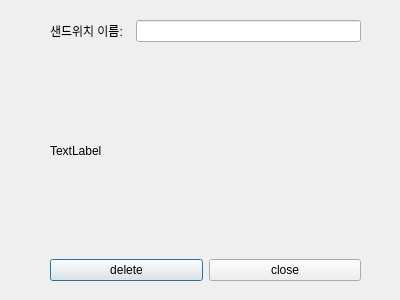
This is kubway_real/Kubway/manage_delete.ui in leejewon97/Kubway as Qt 5 draws it before an edit. The edited form follows.
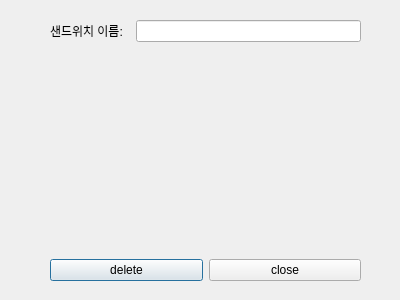
This is the edited form.

What changed in the file:
```diff
--- a/kubway_real/Kubway/manage_delete.ui
+++ b/kubway_real/Kubway/manage_delete.ui
@@ -46,7 +46,7 @@
     <item>
      <widget class="QLabel" name="delete_info">
       <property name="text">
-       <string>TextLabel</string>
+       <string/>
       </property>
      </widget>
     </item>
```
Left out of the diff: 2 changed lines with no effect on the pictures.
